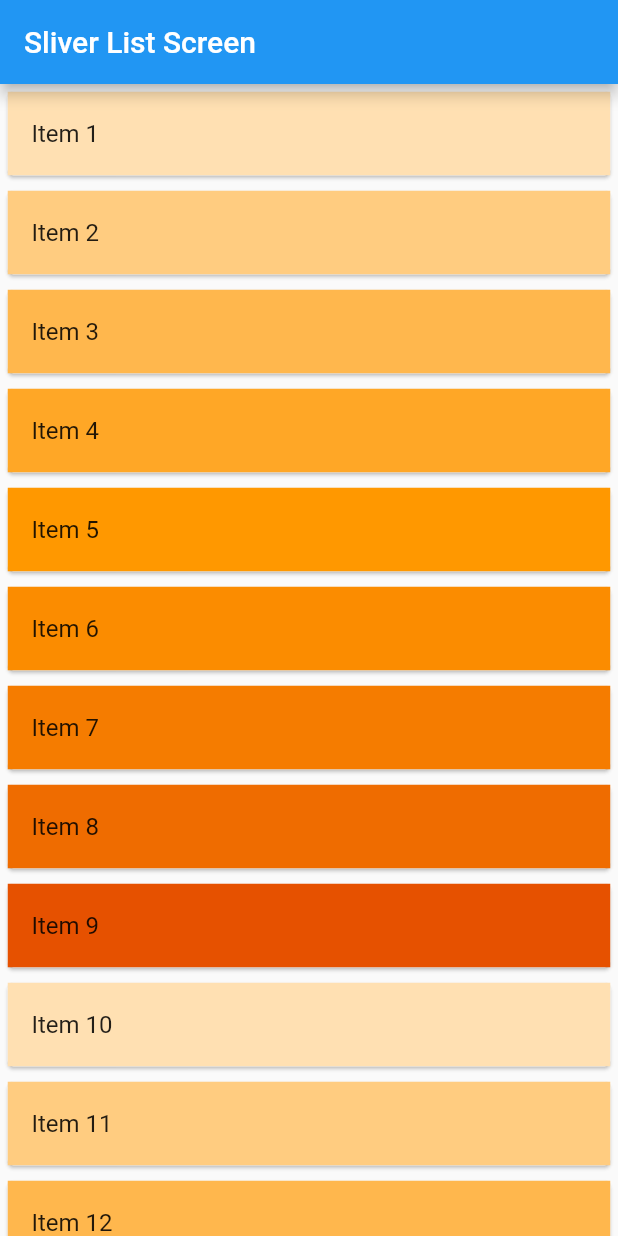
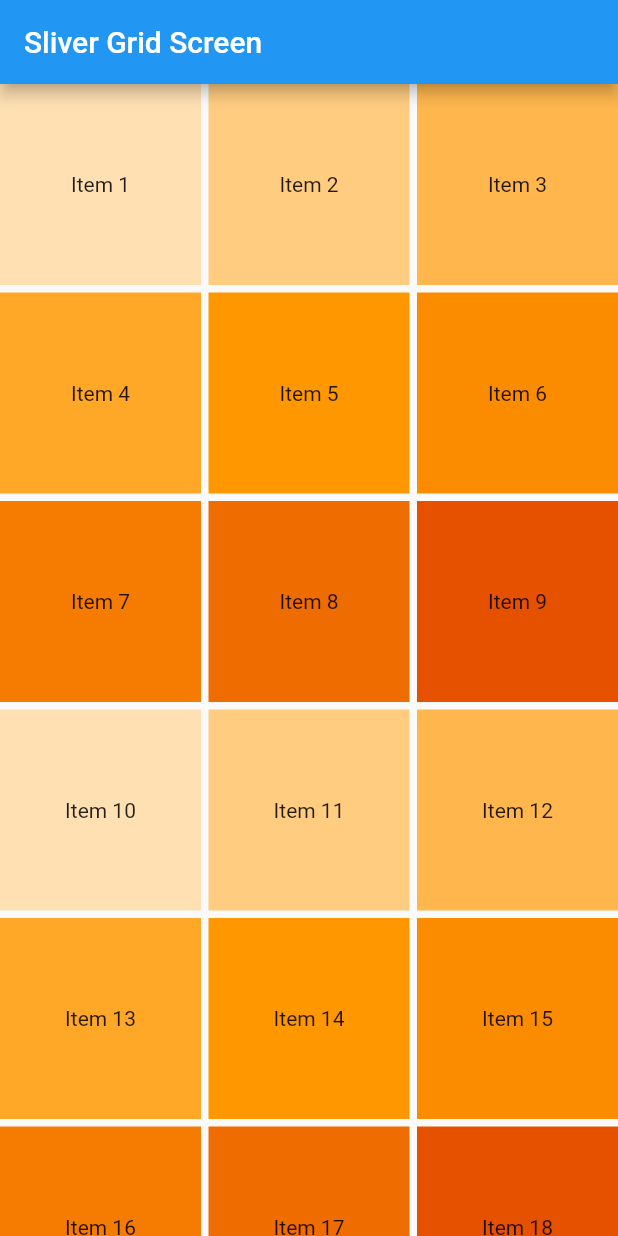
Before and after one commit to mdminhaziftekhar/Flutter-Widget-learning, a Flutter app: the screen it shows after launch, on a phone screen of 412 x 824 dp. Run offline on Flutter 3.47's test engine with Material 2 defaults, Android fonts, the light colour scheme and no system bars.

Commit message:
Sliver Grid Widget

```diff
--- a/lib/main.dart
+++ b/lib/main.dart
@@ -13,6 +13,7 @@ import 'package:flutter_learning/screens/floatingbutton.dart';
 import 'package:flutter_learning/screens/form.dart';
 import 'package:flutter_learning/screens/popupmenu.dart';
 import 'package:flutter_learning/screens/sliver_appbar.dart';
+import 'package:flutter_learning/screens/sliver_grid.dart';
 import 'package:flutter_learning/screens/sliver_list.dart';
 import 'package:flutter_learning/screens/table.dart';
 import 'package:flutter_learning/screens/timepicker.dart';
@@ -47,6 +48,6 @@ class MyWidget extends StatefulWidget {
 class _MyWidgetState extends State<MyWidget> {
   @override
   Widget build(BuildContext context) {
-    return SliverListScreen();
+    return const SliverGridScreen();
   }
 }
--- /dev/null
+++ b/lib/screens/sliver_grid.dart
@@ -0,0 +1,45 @@
+import 'package:flutter/material.dart';
+
+class SliverGridScreen extends StatefulWidget {
+  const SliverGridScreen({super.key});
+
+  @override
+  State<SliverGridScreen> createState() => _SliverGridScreenState();
+}
+
+class _SliverGridScreenState extends State<SliverGridScreen> {
+  @override
+  Widget build(BuildContext context) {
+    return Scaffold(
+      appBar: AppBar(
+        title: const Text('Sliver Grid Screen'),
+      ),
+      body: CustomScrollView(
+        slivers: <Widget>[
+          SliverGrid(
+            gridDelegate: const SliverGridDelegateWithFixedCrossAxisCount(
+              crossAxisCount: 3,
+               crossAxisSpacing: 5,
+               mainAxisSpacing: 5,
+
+            ),
+            delegate: SliverChildBuilderDelegate(
+              (context, index) {
+                // return Card(
+                // margin: const EdgeInsets.all(5.0),
+                // elevation: 3,
+                return Container(
+                  alignment: Alignment.center,
+                  color: Colors.orange[100 * (index % 9 + 1)],
+                  child: Text('Item ${index + 1}'),
+                );
+                // );
+              },
+              childCount: 200,
+            ),
+          ),
+        ],
+      ),
+    );
+  }
+}
```
